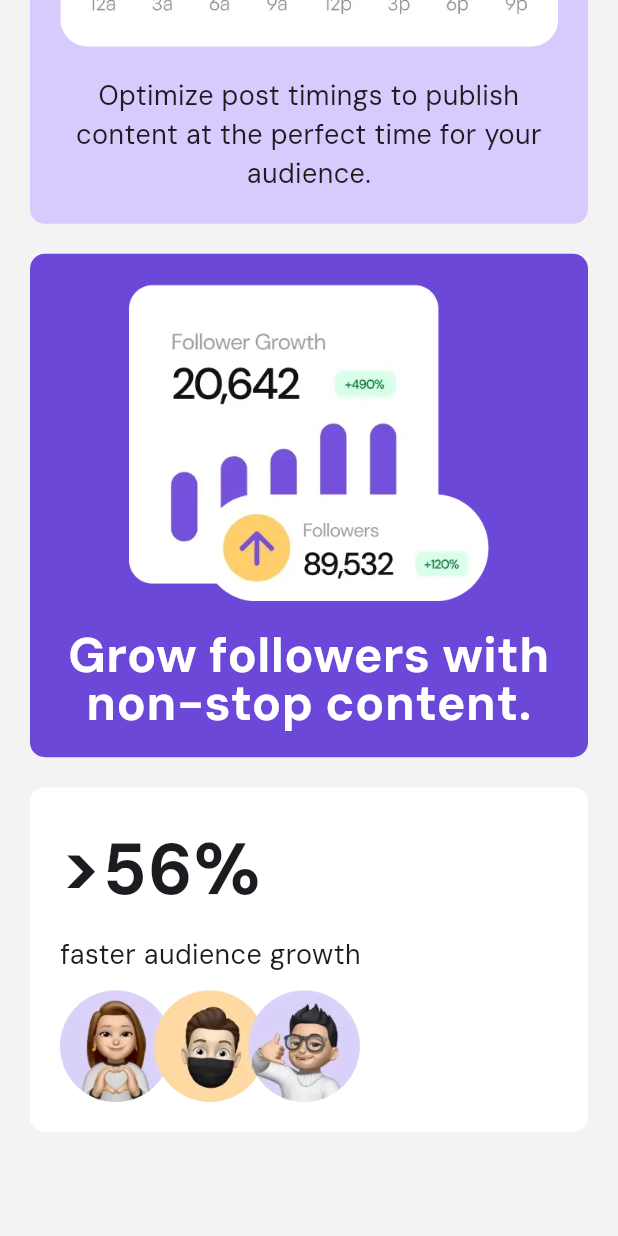
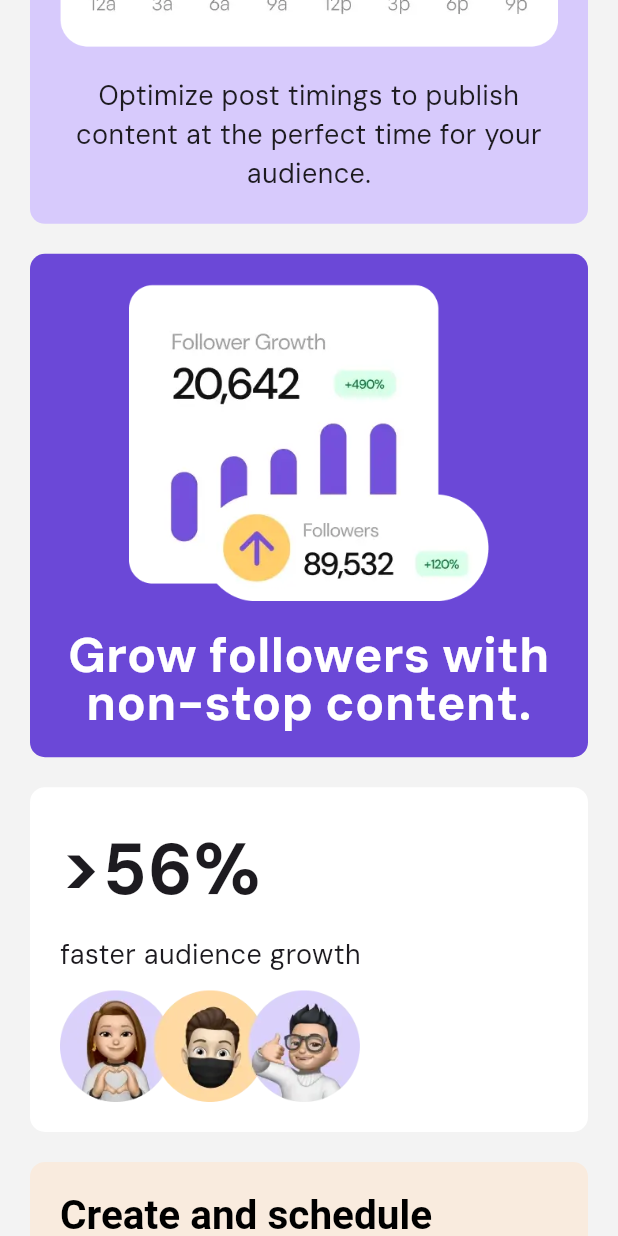
Before and after one commit to sparklaunch/bento_grid, a Flutter app: the screen it shows after launch, scrolled down 1267 dp, on a phone screen of 412 x 824 dp. Run offline on Flutter 3.47's test engine with Material 3 defaults, Android fonts, the light colour scheme and no system bars.

Commit message:
Update main_screen.dart

```diff
--- a/lib/screens/main_screen.dart
+++ b/lib/screens/main_screen.dart
@@ -319,6 +319,43 @@ class MainScreen extends StatelessWidget {
                   ],
                 ),
               ),
+              const SizedBox(height: 20),
+              Container(
+                padding: const EdgeInsets.all(20),
+                decoration: BoxDecoration(
+                  color: const Color.fromRGBO(249, 235, 222, 1),
+                  borderRadius: BorderRadius.circular(10),
+                ),
+                child: Column(
+                  crossAxisAlignment: CrossAxisAlignment.start,
+                  children: [
+                    RichText(
+                      text: const TextSpan(
+                        style: TextStyle(
+                          color: Colors.black,
+                          fontSize: 27,
+                          fontWeight: FontWeight.bold,
+                        ),
+                        children: [
+                          TextSpan(text: "Create and schedule content "),
+                          TextSpan(
+                            text: "quicker.",
+                            style: TextStyle(
+                              fontStyle: FontStyle.italic,
+                              color: Color.fromRGBO(107, 72, 215, 1),
+                            ),
+                          ),
+                        ],
+                      ),
+                    ),
+                    const SizedBox(height: 20),
+                    Image.asset(
+                      "assets/images/CreatePost.webp",
+                      width: 200,
+                    ),
+                  ],
+                ),
+              ),
             ],
           ),
         ),
```
